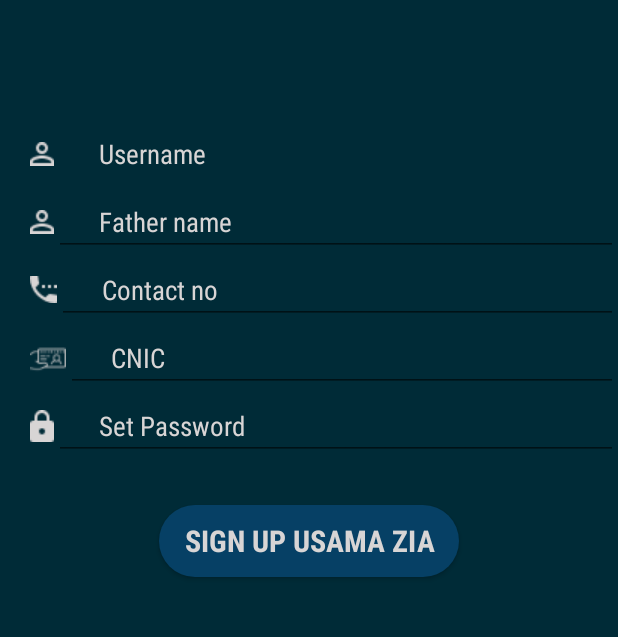
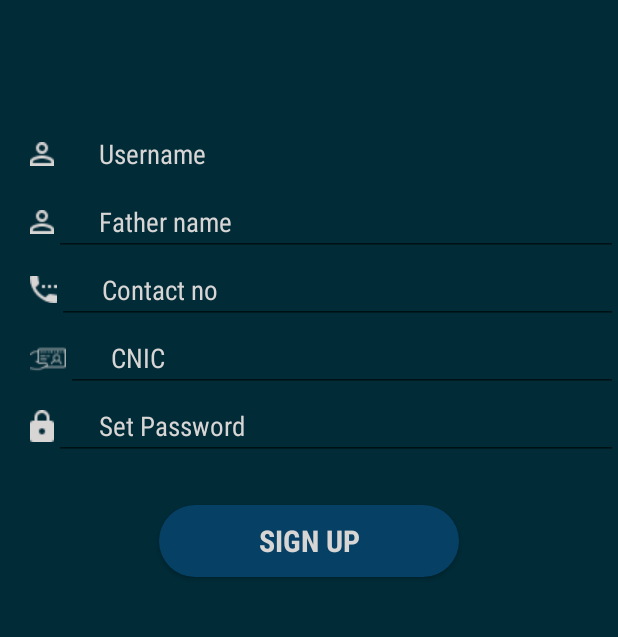
Before and after one commit to Ehsanullahsafdar/Tour, an Android app: the Regis2 screen opened directly, with no data from a screen before it, on a phone screen of 412 x 824 dp, the part 161-798 px from its top. Run offline under Robolectric (Android 15) with nearby library versions, the phone set to English and light mode, and no system bars.

Commit message:
Update activity_regis2.xml

```diff
--- a/app/src/main/res/layout/activity_regis2.xml
+++ b/app/src/main/res/layout/activity_regis2.xml
@@ -131,7 +131,7 @@
         android:layout_height="wrap_content"
         android:textStyle="bold"
         android:textSize="20dp"
-        android:text="sIGN uP usAMA zIA"
+        android:text="Sign Up"
         android:textColor="@color/colorPr"
         android:background="@drawable/btn"/>
 
```
